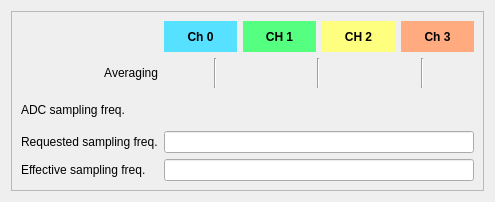
Old version of the form pydm/decimationSettings.ui in the repository slac-epics/ATCACommon.
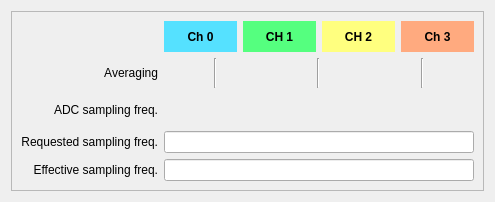
New version of the form. Custom widgets are drawn as their Qt base class.

Commit message: Fixed name bug. Enable decimation PV is actually enable decimation averaging. Fixed some issues with scope screen.

Patch:
```diff
--- a/pydm/decimationSettings.ui
+++ b/pydm/decimationSettings.ui
@@ -28,6 +28,9 @@
         <property name="text">
          <string>Requested sampling freq.</string>
         </property>
+        <property name="alignment">
+         <set>Qt::AlignRight|Qt::AlignTrailing|Qt::AlignVCenter</set>
+        </property>
        </widget>
       </item>
       <item row="1" column="1">
@@ -318,6 +321,9 @@
         <property name="text">
          <string>ADC sampling freq.</string>
         </property>
+        <property name="alignment">
+         <set>Qt::AlignRight|Qt::AlignTrailing|Qt::AlignVCenter</set>
+        </property>
        </widget>
       </item>
       <item row="0" column="1">
@@ -474,6 +480,9 @@
         <property name="text">
          <string>Effective sampling freq.</string>
         </property>
+        <property name="alignment">
+         <set>Qt::AlignRight|Qt::AlignTrailing|Qt::AlignVCenter</set>
+        </property>
        </widget>
       </item>
       <item row="2" column="1">
```
The commit also changes 5 other files.
